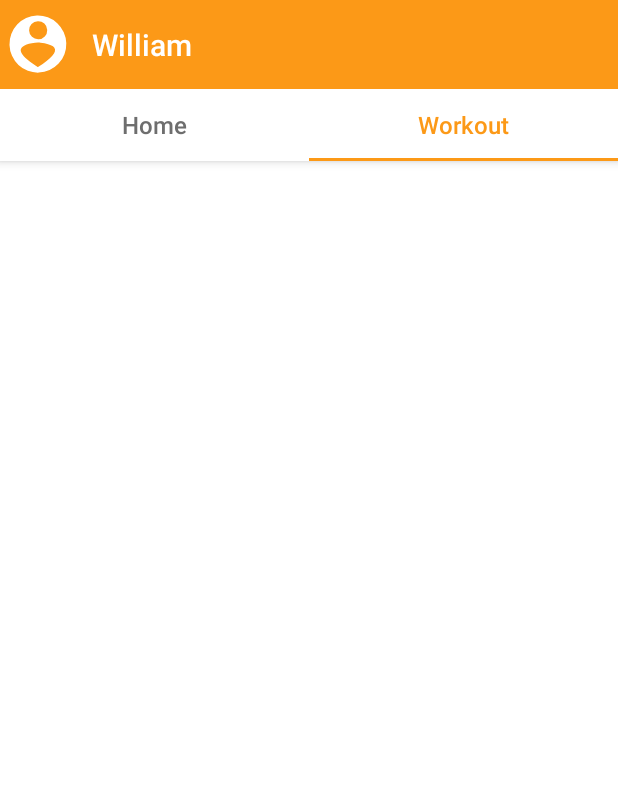
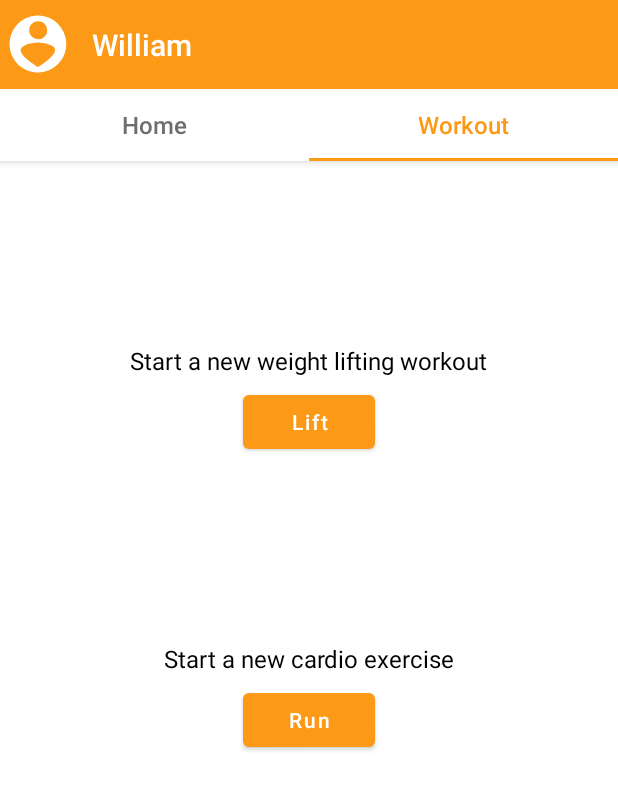
Before and after one commit to wmunsch/IronBody, an Android app: the screen it shows after launch (MainActivity), tab 2 chosen, on a phone screen of 412 x 824 dp. Shown: the top 790 px of the screen. Run offline under Robolectric (Android 15) with nearby library versions, the phone set to English and light mode, and no system bars; our stand-ins replace Room's generated code, data binding.

Commit message:
Setup workout fragment databinding

```diff
--- a/app/src/main/java/com/williammunsch/ironbody/MainActivity.kt
+++ b/app/src/main/java/com/williammunsch/ironbody/MainActivity.kt
@@ -28,6 +28,7 @@ class MainActivity : AppCompatActivity() {
         val binding: ActivityMainBinding = DataBindingUtil.setContentView(
                 this, R.layout.activity_main)
 
+       // binding.lifecycleOwner = this
         binding.viewPager.adapter = SectionsPagerAdapter(this, supportFragmentManager)
         binding.tabs.setupWithViewPager(binding.viewPager)
         binding.mainviewmodel = mainViewModel
--- a/app/src/main/java/com/williammunsch/ironbody/ui/main/MainViewModel.kt
+++ b/app/src/main/java/com/williammunsch/ironbody/ui/main/MainViewModel.kt
@@ -1,12 +1,34 @@
 package com.williammunsch.ironbody.ui.main
 
+import android.view.View
 import androidx.lifecycle.*
 import com.williammunsch.ironbody.room.WorkoutDao
 
-
+/**
+ * The view model for the entire app.
+ */
 class MainViewModel(private val workoutRepository: WorkoutRepository) : ViewModel() {
     val userName: String = "William"
     val benchMax5: LiveData<String> = workoutRepository.benchMax5.asLiveData()
+    private val _startNewVisibility = MutableLiveData<Int>()
+    val codename: LiveData<Int>
+        get() = _startNewVisibility
+
+    init {
+        _startNewVisibility.value = View.VISIBLE
+
+        //val result = workoutRepository.userName
+        //userName = Transformations.map(result) { result -> result.value }
+
+    }
+
+    fun startNewWorkout(){
+        _startNewVisibility.value = View.GONE
+    }
+
+    fun startNewCardio(){
+        _startNewVisibility.value = View.GONE
+    }
 
 
 }
--- a/app/src/main/java/com/williammunsch/ironbody/ui/main/WorkoutFragment.kt
+++ b/app/src/main/java/com/williammunsch/ironbody/ui/main/WorkoutFragment.kt
@@ -9,19 +9,30 @@ import androidx.fragment.app.Fragment
 import androidx.lifecycle.ViewModelProvider
 import com.williammunsch.ironbody.R
 import com.williammunsch.ironbody.databinding.FragmentMainBinding
+import com.williammunsch.ironbody.databinding.FragmentWorkoutBinding
 
 /**
  * Fragment for the workout page where data is entered during a workout.
  */
 class WorkoutFragment : Fragment() {
 
-    private lateinit var mainViewModel: MainViewModel
+    private lateinit var pageViewModel: MainViewModel
 
     override fun onCreate(savedInstanceState: Bundle?) {
         super.onCreate(savedInstanceState)
-        mainViewModel = ViewModelProvider(requireActivity()).get(MainViewModel::class.java)
+        pageViewModel = ViewModelProvider(requireActivity()).get(MainViewModel::class.java)
     }
 
+    override fun onCreateView(
+            inflater: LayoutInflater, container: ViewGroup?,
+            savedInstanceState: Bundle?
+    ): View? {
+        val binding: FragmentWorkoutBinding = DataBindingUtil.inflate(inflater,
+                R.layout.fragment_workout, container, false)
+        binding.mainviewmodel = pageViewModel
+        binding.lifecycleOwner = this
+        return binding.root
+    }
 
     companion object {
         /**
--- a/app/src/main/java/com/williammunsch/ironbody/ui/main/WorkoutRepository.kt
+++ b/app/src/main/java/com/williammunsch/ironbody/ui/main/WorkoutRepository.kt
@@ -7,11 +7,15 @@ import com.williammunsch.ironbody.room.entities.CardioWorkoutModel
 import com.williammunsch.ironbody.room.entities.LiftingWorkoutModel
 import kotlinx.coroutines.flow.Flow
 
+/**
+ * The repository for the entire app.
+ */
 class WorkoutRepository( val workoutDao: WorkoutDao) {
 
     val allLiftingWorkouts: Flow<List<LiftingWorkoutModel>> = workoutDao.getLiftingWorkouts()
     val allCardioWorkouts: Flow<List<CardioWorkoutModel>> = workoutDao.getCardioWorkouts()
     val benchMax5: Flow<String> = workoutDao.getBenchMax5()
+
 
 
 
--- a/app/src/main/res/layout/fragment_main.xml
+++ b/app/src/main/res/layout/fragment_main.xml
@@ -184,6 +184,19 @@
                     android:layout_marginStart="20dp"
                     android:layout_marginEnd="20dp"
                     android:background="@color/dark_grey"/>
+
+                <TextView
+                    android:layout_width="wrap_content"
+                    android:layout_height="wrap_content"
+                    android:textSize="18sp"
+                    android:textColor="@color/black"
+                    android:textAlignment="center"
+                    android:layout_gravity="center_horizontal"
+                    android:layout_marginStart="@dimen/activity_horizontal_margin"
+                    android:layout_marginTop="@dimen/activity_vertical_margin"
+                    android:layout_marginEnd="@dimen/activity_horizontal_margin"
+                    android:layout_marginBottom="10dp"
+                    android:text="@string/history"/>
             </LinearLayout>
         </ScrollView>
     </androidx.constraintlayout.widget.ConstraintLayout>
--- a/app/src/main/res/layout/fragment_workout.xml
+++ b/app/src/main/res/layout/fragment_workout.xml
@@ -1,7 +1,76 @@
 <?xml version="1.0" encoding="utf-8"?>
-<androidx.constraintlayout.widget.ConstraintLayout
+
+<layout
     xmlns:android="http://schemas.android.com/apk/res/android"
-    android:layout_width="match_parent"
-    android:layout_height="match_parent">
+    xmlns:app="http://schemas.android.com/apk/res-auto"
+    xmlns:tools="http://schemas.android.com/tools">
 
-</androidx.constraintlayout.widget.ConstraintLayout>
+    <data>
+        <variable
+            name="mainviewmodel"
+            type="com.williammunsch.ironbody.ui.main.MainViewModel"
+            />
+    </data>
+
+    <androidx.constraintlayout.widget.ConstraintLayout
+        android:id="@+id/constraintLayout"
+        android:layout_width="match_parent"
+        android:layout_height="match_parent"
+        tools:context=".ui.main.WorkoutFragment">
+
+        <LinearLayout
+            android:id="@+id/lifting_layout"
+            android:layout_width="match_parent"
+            android:layout_height="wrap_content"
+            android:orientation="vertical"
+            android:gravity="center_horizontal"
+            android:visibility="@{mainviewmodel.codename, default=visible}"
+            app:layout_constraintBottom_toTopOf="@id/cardio_layout"
+            app:layout_constraintEnd_toEndOf="parent"
+            app:layout_constraintStart_toStartOf="parent"
+            app:layout_constraintTop_toTopOf="parent">
+            <TextView
+                android:layout_width="wrap_content"
+                android:layout_height="wrap_content"
+                android:layout_marginBottom="6dp"
+                android:textSize="16sp"
+                android:textColor="@color/black"
+                android:text="@string/lifting_workout" />
+            <Button
+                android:layout_width="wrap_content"
+                android:layout_height="wrap_content"
+                android:textAllCaps="false"
+                android:onClick="@{() -> mainviewmodel.startNewWorkout()}"
+                android:text="@string/lift"/>
+        </LinearLayout>
+
+        <LinearLayout
+            android:id="@+id/cardio_layout"
+            android:layout_width="match_parent"
+            android:layout_height="wrap_content"
+            android:orientation="vertical"
+            android:gravity="center_horizontal"
+            android:visibility="@{mainviewmodel.codename, default=visible}"
+            app:layout_constraintBottom_toBottomOf="parent"
+            app:layout_constraintEnd_toEndOf="parent"
+            app:layout_constraintStart_toStartOf="parent"
+            app:layout_constraintTop_toBottomOf="@id/cardio_layout">
+            <TextView
+                android:layout_width="wrap_content"
+                android:layout_height="wrap_content"
+                android:layout_marginBottom="6dp"
+                android:textSize="16sp"
+                android:textColor="@color/black"
+                android:text="@string/cardio_workout" />
+            <Button
+                android:layout_width="wrap_content"
+                android:layout_height="wrap_content"
+                android:textAllCaps="false"
+                android:onClick="@{() -> mainviewmodel.startNewCardio()}"
+                android:text="@string/Run"/>
+        </LinearLayout>
+
+
+    </androidx.constraintlayout.widget.ConstraintLayout>
+
+</layout>
--- a/app/src/main/res/values/colors.xml
+++ b/app/src/main/res/values/colors.xml
@@ -11,4 +11,5 @@
     <color name="orange">#FFfc9917</color>
     <color name="dark_orange">#FFeb7900</color>
     <color name="dark_grey">#FF5e5e5e</color>
+    <color name="light_grey">#FFd1d1d1</color>
 </resources>
--- a/app/src/main/res/values/strings.xml
+++ b/app/src/main/res/values/strings.xml
@@ -10,4 +10,9 @@
     <string name="chin_up">"Chin-up 5RM: "</string>
     <string name="squat">"Squat 5RM: "</string>
     <string name="dead_lift">"Deadlift 5RM: "</string>
+    <string name="history">Workout History</string>
+    <string name="lifting_workout">Start a new weight lifting workout</string>
+    <string name="cardio_workout">Start a new cardio exercise</string>
+    <string name="lift">Lift</string>
+    <string name="Run">Run</string>
 </resources>
```
